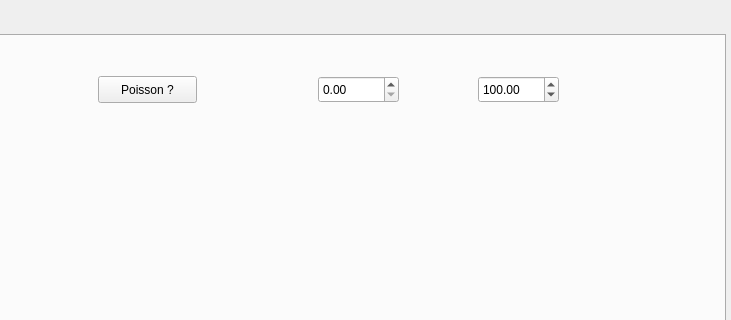
Above: ui/mainwindow.ui from aleonard-cern/MuonExperiments before the change; both pictures show x 244 to 975 and y 0 to 320 of the 975 by 740 pixel window. Below: the same form after it.
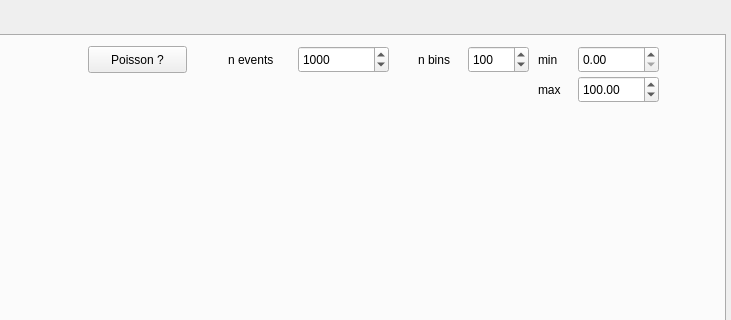
That is the form after the change. Icons and pictures are not drawn. Custom widgets are drawn as their Qt base class.

Commit message: Creatin class histogram

Diff of the .ui file:
```diff
--- a/ui/mainwindow.ui
+++ b/ui/mainwindow.ui
@@ -3635,8 +3635,8 @@
      <widget class="QPushButton" name="poisson_pushButton">
       <property name="geometry">
        <rect>
-        <x>330</x>
-        <y>40</y>
+        <x>320</x>
+        <y>10</y>
         <width>99</width>
         <height>27</height>
        </rect>
@@ -3658,8 +3658,8 @@
      <widget class="QDoubleSpinBox" name="doubleSpinBox_cmin">
       <property name="geometry">
        <rect>
-        <x>550</x>
-        <y>40</y>
+        <x>810</x>
+        <y>10</y>
         <width>81</width>
         <height>27</height>
        </rect>
@@ -3668,7 +3668,7 @@
      <widget class="QDoubleSpinBox" name="doubleSpinBox_cmax">
       <property name="geometry">
        <rect>
-        <x>710</x>
+        <x>810</x>
         <y>40</y>
         <width>81</width>
         <height>27</height>
@@ -3714,6 +3714,106 @@
        <string>Board Panel</string>
       </property>
      </widget>
+     <widget class="QCustomPlot" name="qcp_Poisson" native="true">
+      <property name="geometry">
+       <rect>
+        <x>320</x>
+        <y>80</y>
+        <width>611</width>
+        <height>521</height>
+       </rect>
+      </property>
+     </widget>
+     <widget class="QLabel" name="label_7">
+      <property name="geometry">
+       <rect>
+        <x>770</x>
+        <y>45</y>
+        <width>41</width>
+        <height>17</height>
+       </rect>
+      </property>
+      <property name="text">
+       <string>max</string>
+      </property>
+     </widget>
+     <widget class="QLabel" name="label_8">
+      <property name="geometry">
+       <rect>
+        <x>770</x>
+        <y>15</y>
+        <width>31</width>
+        <height>17</height>
+       </rect>
+      </property>
+      <property name="text">
+       <string>min</string>
+      </property>
+     </widget>
+     <widget class="QSpinBox" name="spinBox_nbins_poisson">
+      <property name="geometry">
+       <rect>
+        <x>700</x>
+        <y>10</y>
+        <width>61</width>
+        <height>27</height>
+       </rect>
+      </property>
+      <property name="minimum">
+       <number>1</number>
+      </property>
+      <property name="maximum">
+       <number>10000</number>
+      </property>
+      <property name="value">
+       <number>100</number>
+      </property>
+     </widget>
+     <widget class="QLabel" name="label_9">
+      <property name="geometry">
+       <rect>
+        <x>650</x>
+        <y>15</y>
+        <width>51</width>
+        <height>17</height>
+       </rect>
+      </property>
+      <property name="text">
+       <string>n bins</string>
+      </property>
+     </widget>
+     <widget class="QSpinBox" name="spinBox_nevents_poissons">
+      <property name="geometry">
+       <rect>
+        <x>530</x>
+        <y>10</y>
+        <width>91</width>
+        <height>27</height>
+       </rect>
+      </property>
+      <property name="minimum">
+       <number>1</number>
+      </property>
+      <property name="maximum">
+       <number>999999</number>
+      </property>
+      <property name="value">
+       <number>1000</number>
+      </property>
+     </widget>
+     <widget class="QLabel" name="label_10">
+      <property name="geometry">
+       <rect>
+        <x>460</x>
+        <y>15</y>
+        <width>67</width>
+        <height>17</height>
+       </rect>
+      </property>
+      <property name="text">
+       <string>n events</string>
+      </property>
+     </widget>
     </widget>
     <widget class="QWidget" name="tab_3">
      <attribute name="title">
```
Left out of the diff: 76 changed lines with no effect on the pictures. The commit also changes 5 other files.
